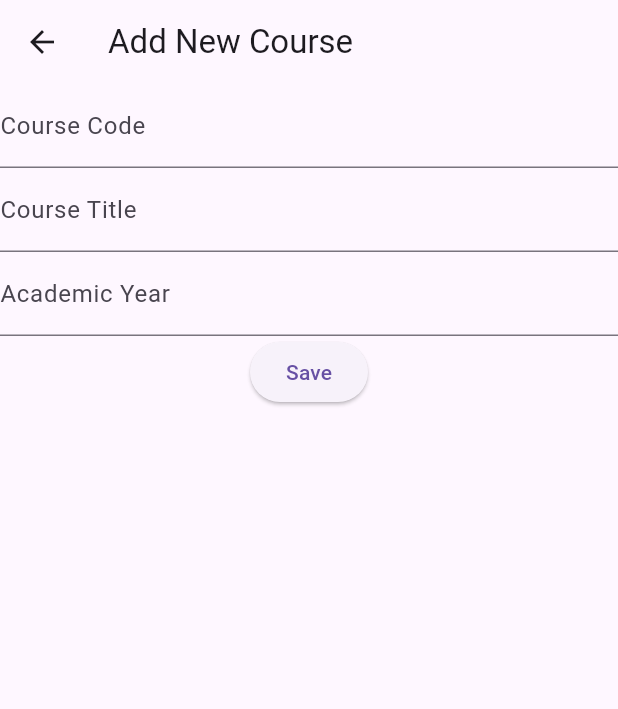
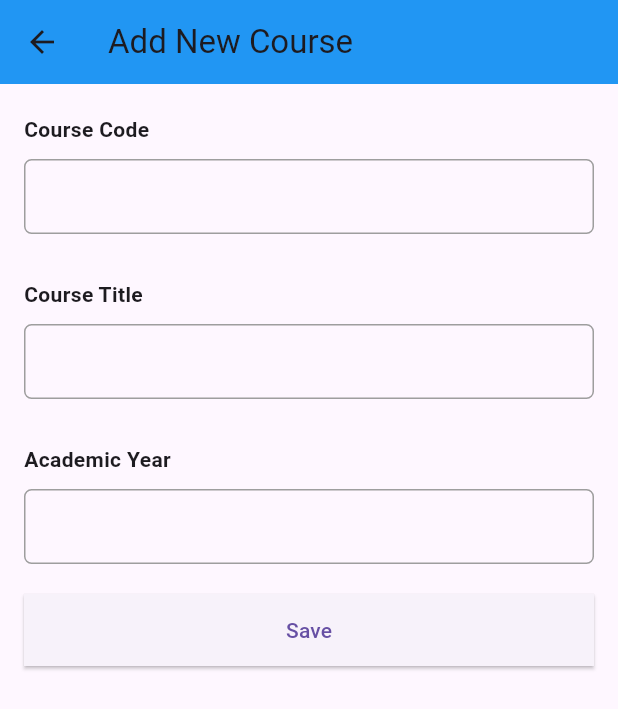
Before and after one commit to debesis27/ClassMate, a Flutter app: the AddNewCourse screen opened directly, after a tap on "Save", on a phone screen of 412 x 824 dp. Shown: the top 709 px of the screen. Run offline on Flutter 3.47's test engine with Material 3 defaults, Android fonts, the phone set to English and light mode, and no system bars; our stand-ins replace cloud_firestore, firebase_auth, firebase_core, flutter_blue_plus, permission_handler; accounts and stored records are empty.

Commit message:
Refactor add_new_course.dart and home_screen_teacher.dart

```diff
--- a/lib/Screens/Teacher/add_new_course.dart
+++ b/lib/Screens/Teacher/add_new_course.dart
@@ -14,22 +14,54 @@ class _AddNewCourse extends State<AddNewCourse> {
   String academicYear = '';
 
   void saveInputs() {
-    // Save the inputs from the text fields
-    // You can use the values of courseCode, courseTitle, and academicYear here
+    Course newCourse = Course(
+      code: courseCode,
+      title: courseTitle,
+      academicYear: academicYear,
+      instructor: 'Kaushik Mondal',
+      image: 'assets/mathematics.jpg',
+    );
   }
 
   @override
   Widget build(BuildContext context) {
     return Scaffold(
       appBar: AppBar(
+        backgroundColor: Colors.blue, // Set the background color to blue
         title: const Text('Add New Course'),
       ),
       body: Center(
+          child: Padding(
+        padding: const EdgeInsets.symmetric(horizontal: 16.0),
         child: Column(
           children: <Widget>[
-            TextField(
+            Column(
+              children: <Widget>[
+                Align(
+                  alignment: Alignment.centerLeft,
+                  child: Container(
+                    margin: const EdgeInsets.only(top: 20.0,bottom: 10.0),
+                    child: const Text(
+                      'Course Code',
+                      style: TextStyle(
+                        fontWeight: FontWeight.bold,
+                      ),
+                    ),
+                  ),
+                ),
+                Container(
+                  margin: const EdgeInsets.only(bottom: 20.0),
+                  decoration: BoxDecoration(
+                    border: Border.all(
+                      color: Colors.grey,
+                      width: 1.0,
+                    ),
+                    borderRadius: BorderRadius.circular(5.0),
+                  ),
+                  child: TextField(
                     decoration: const InputDecoration(
-                labelText: 'Course Code',
+                      border: InputBorder.none,
+                      contentPadding: EdgeInsets.all(10.0),
                     ),
                     onChanged: (value) {
                       setState(() {
@@ -37,9 +69,32 @@ class _AddNewCourse extends State<AddNewCourse> {
                       });
                     },
                   ),
-            TextField(
+                ),
+                Align(
+                  alignment: Alignment.centerLeft,
+                  child: Container(
+                    margin: const EdgeInsets.only(top: 10.0, bottom: 10.0),
+                    child: const Text(
+                      'Course Title',
+                      style: TextStyle(
+                        fontWeight: FontWeight.bold,
+                      ),
+                    ),
+                  ),
+                ),
+                Container(
+                  margin: const EdgeInsets.only(bottom: 20.0),
+                  decoration: BoxDecoration(
+                    border: Border.all(
+                      color: Colors.grey,
+                      width: 1.0,
+                    ),
+                    borderRadius: BorderRadius.circular(5.0),
+                  ),
+                  child: TextField(
                     decoration: const InputDecoration(
-                labelText: 'Course Title',
+                      border: InputBorder.none,
+                      contentPadding: EdgeInsets.all(10.0),
                     ),
                     onChanged: (value) {
                       setState(() {
@@ -47,9 +102,32 @@ class _AddNewCourse extends State<AddNewCourse> {
                       });
                     },
                   ),
-            TextField(
+                ),
+                Align(
+                  alignment: Alignment.centerLeft,
+                  child: Container(
+                    margin: const EdgeInsets.only(top: 10.0, bottom: 10.0),
+                    child: const Text(
+                      'Academic Year',
+                      style: TextStyle(
+                        fontWeight: FontWeight.bold,
+                      ),
+                    ),
+                  ),
+                ),
+                Container(
+                  margin: const EdgeInsets.only(bottom: 20.0),
+                  decoration: BoxDecoration(
+                    border: Border.all(
+                      color: Colors.grey,
+                      width: 1.0,
+                    ),
+                    borderRadius: BorderRadius.circular(5.0),
+                  ),
+                  child: TextField(
                     decoration: const InputDecoration(
-                labelText: 'Academic Year',
+                      border: InputBorder.none,
+                      contentPadding: EdgeInsets.all(10.0),
                     ),
                     onChanged: (value) {
                       setState(() {
@@ -57,13 +135,23 @@ class _AddNewCourse extends State<AddNewCourse> {
                       });
                     },
                   ),
+                ),
+              ],
+            ),
             ElevatedButton(
                     onPressed: saveInputs,
+                    style: ElevatedButton.styleFrom(
+                      shape: const RoundedRectangleBorder(
+                        borderRadius: BorderRadius.zero,
+                      ),
+                      padding: const EdgeInsets.symmetric(horizontal: 16.0),
+                      minimumSize: const Size(double.infinity, 48.0),
+                    ),
                     child: const Text('Save'),
                   ),
           ],
         ),
-      ),
+      )),
     );
   }
 }
--- a/lib/Screens/Teacher/home_screen_teacher.dart
+++ b/lib/Screens/Teacher/home_screen_teacher.dart
@@ -74,7 +74,7 @@ class _TeacherHomePage extends State<TeacherHomePage> {
         },
         backgroundColor: Colors.blue,
         shape: RoundedRectangleBorder(
-          borderRadius: BorderRadius.circular(10.0),
+          borderRadius: BorderRadius.circular(25.0),
         ),
         child: const Icon(Icons.add),
       ),
```
Lines whose indentation alone changed are shown as unchanged.
